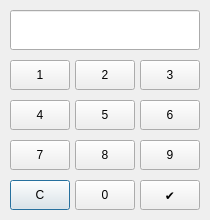
First picture: the form in mnd401/dialog.ui, repository NUUEO/motor_control, before the edit.
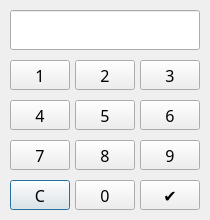
Second picture: the form after the edit.

Commit message: 修改字體，解決一些bug

Patch:
```diff
--- a/mnd401/dialog.ui
+++ b/mnd401/dialog.ui
@@ -22,6 +22,12 @@
      <height>30</height>
     </rect>
    </property>
+   <property name="font">
+    <font>
+     <family>Noto Sans CJK TC Medium</family>
+     <pointsize>12</pointsize>
+    </font>
+   </property>
    <property name="text">
     <string>C</string>
    </property>
@@ -35,6 +41,12 @@
      <height>30</height>
     </rect>
    </property>
+   <property name="font">
+    <font>
+     <family>Noto Sans CJK TC Medium</family>
+     <pointsize>12</pointsize>
+    </font>
+   </property>
    <property name="text">
     <string>4</string>
    </property>
@@ -48,6 +60,12 @@
      <height>30</height>
     </rect>
    </property>
+   <property name="font">
+    <font>
+     <family>Noto Sans CJK TC Medium</family>
+     <pointsize>12</pointsize>
+    </font>
+   </property>
    <property name="text">
     <string>2</string>
    </property>
@@ -61,6 +79,12 @@
      <height>30</height>
     </rect>
    </property>
+   <property name="font">
+    <font>
+     <family>Noto Sans CJK TC Medium</family>
+     <pointsize>12</pointsize>
+    </font>
+   </property>
    <property name="text">
     <string>✔</string>
    </property>
@@ -74,6 +98,12 @@
      <height>30</height>
     </rect>
    </property>
+   <property name="font">
+    <font>
+     <family>Noto Sans CJK TC Medium</family>
+     <pointsize>12</pointsize>
+    </font>
+   </property>
    <property name="text">
     <string>1</string>
    </property>
@@ -87,6 +117,12 @@
      <height>30</height>
     </rect>
    </property>
+   <property name="font">
+    <font>
+     <family>Noto Sans CJK TC Medium</family>
+     <pointsize>12</pointsize>
+    </font>
+   </property>
    <property name="text">
     <string>9</string>
    </property>
@@ -113,6 +149,12 @@
      <height>30</height>
     </rect>
    </property>
+   <property name="font">
+    <font>
+     <family>Noto Sans CJK TC Medium</family>
+     <pointsize>12</pointsize>
+    </font>
+   </property>
    <property name="text">
     <string>0</string>
    </property>
@@ -126,6 +168,12 @@
      <height>30</height>
     </rect>
    </property>
+   <property name="font">
+    <font>
+     <family>Noto Sans CJK TC Medium</family>
+     <pointsize>12</pointsize>
+    </font>
+   </property>
    <property name="text">
     <string>7</string>
    </property>
@@ -139,6 +187,12 @@
      <height>30</height>
     </rect>
    </property>
+   <property name="font">
+    <font>
+     <family>Noto Sans CJK TC Medium</family>
+     <pointsize>12</pointsize>
+    </font>
+   </property>
    <property name="text">
     <string>8</string>
    </property>
@@ -152,6 +206,12 @@
      <height>30</height>
     </rect>
    </property>
+   <property name="font">
+    <font>
+     <family>Noto Sans CJK TC Medium</family>
+     <pointsize>12</pointsize>
+    </font>
+   </property>
    <property name="text">
     <string>3</string>
    </property>
@@ -165,6 +225,12 @@
      <height>30</height>
     </rect>
    </property>
+   <property name="font">
+    <font>
+     <family>Noto Sans CJK TC Medium</family>
+     <pointsize>12</pointsize>
+    </font>
+   </property>
    <property name="text">
     <string>6</string>
    </property>
@@ -178,6 +244,12 @@
      <height>30</height>
     </rect>
    </property>
+   <property name="font">
+    <font>
+     <family>Noto Sans CJK TC Medium</family>
+     <pointsize>12</pointsize>
+    </font>
+   </property>
    <property name="text">
     <string>5</string>
    </property>
```
Left out of the diff: 6 changed lines with no effect on the pictures. The commit also changes 2 other files.
